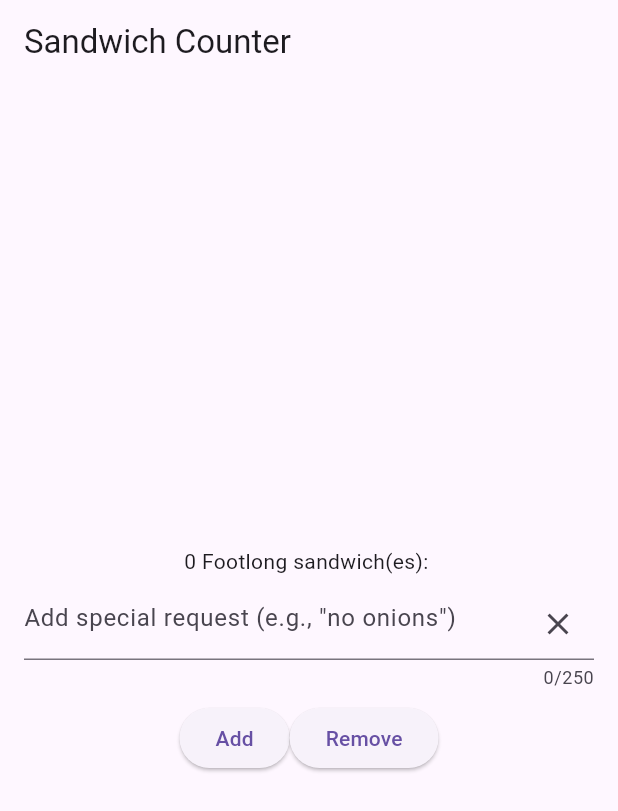
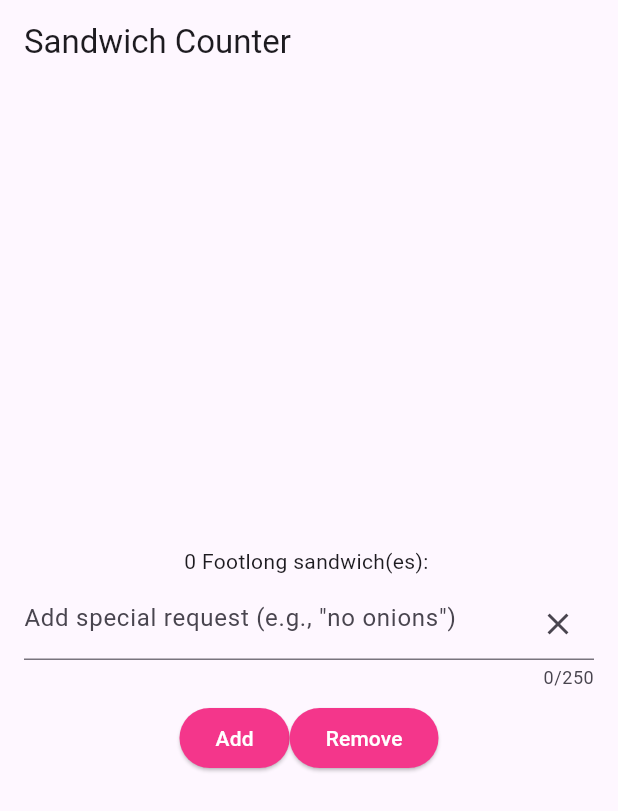
Before and after one commit to charis0627/sandwitch_app, a Flutter app: the screen it shows after launch, on a phone screen of 412 x 824 dp. Shown: the top 811 px of the screen. Run offline on Flutter 3.47's test engine with Material 3 defaults, Android fonts, the light colour scheme and no system bars.

Commit message:
Add Button style

```diff
--- a/lib/main.dart
+++ b/lib/main.dart
@@ -93,13 +93,25 @@ class _OrderScreenState extends State<OrderScreen> {
             Row(
               mainAxisAlignment: MainAxisAlignment.center,
               children: [
-                ElevatedButton(
-                  onPressed: _increaseQuantity,
-                  child: const Text('Add'),
+                SizedBox(
+                  child: ElevatedButton(
+                    onPressed: _increaseQuantity,
+                    style: ElevatedButton.styleFrom(
+                      backgroundColor: const Color.fromARGB(255, 244, 54, 139),
+                      foregroundColor: Colors.white,
+                    ),
+                    child: const Text('Add'),
+                  ),
                 ),
-                ElevatedButton(
-                  onPressed: _decreaseQuantity,
-                  child: const Text('Remove'),
+                SizedBox(
+                  child: ElevatedButton(
+                    onPressed: _decreaseQuantity,
+                    style: ElevatedButton.styleFrom(
+                      backgroundColor: const Color.fromARGB(255, 244, 54, 139),
+                      foregroundColor: Colors.white,
+                    ),
+                    child: const Text('Remove'),
+                  ),
                 ),
               ],
             ),
```
